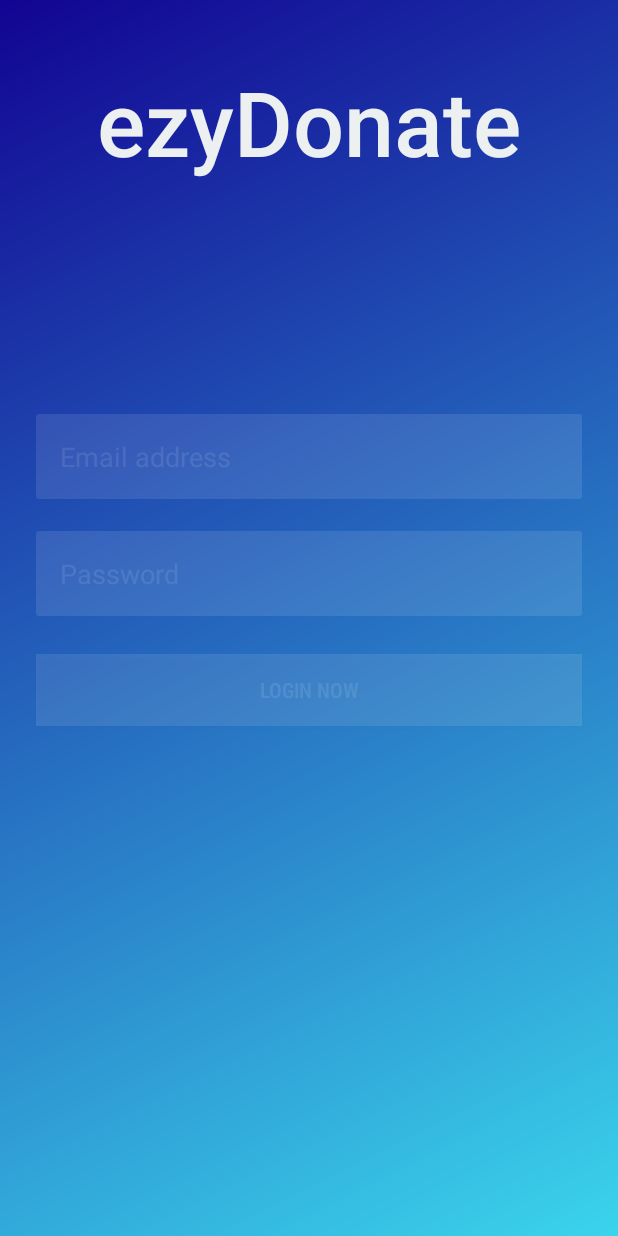
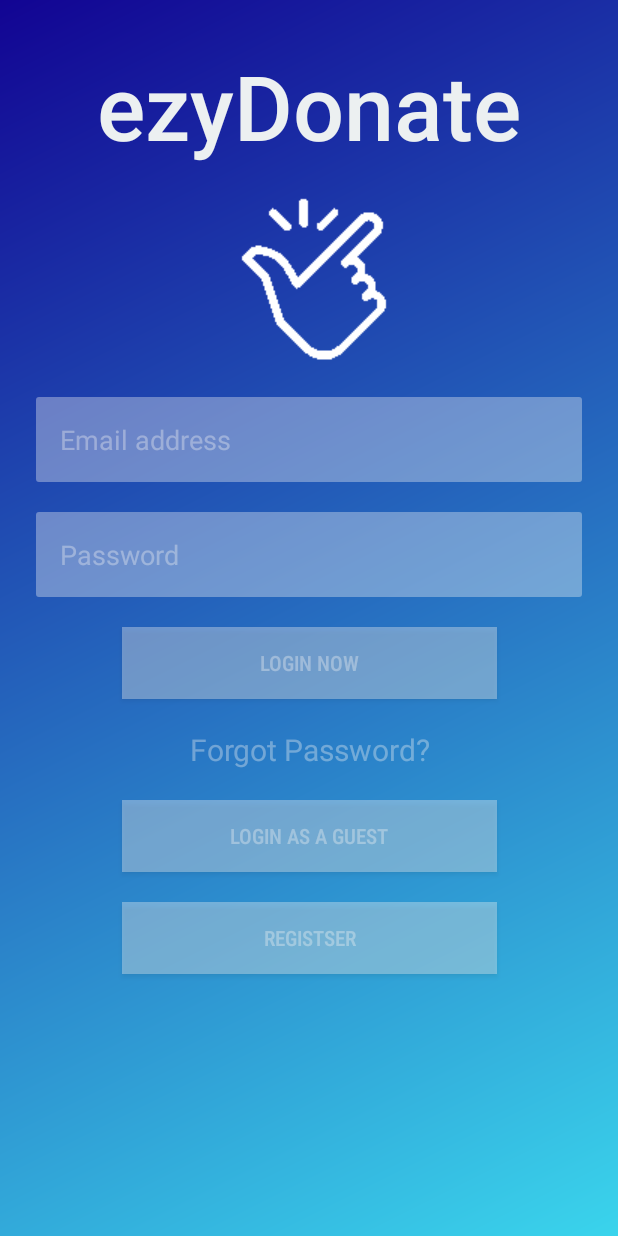
Before and after one commit to mikaelamcnamara/ezyDonate, an Android app: the screen it shows after launch (MainActivity), on a phone screen of 412 x 824 dp. Run offline under Robolectric (Android 15) with nearby library versions, the phone set to English and light mode, and no system bars.

Commit message:
Finished Login Page

```diff
--- a/app/src/main/AndroidManifest.xml
+++ b/app/src/main/AndroidManifest.xml
@@ -5,13 +5,11 @@
     <application
         android:allowBackup="true"
         android:icon="@mipmap/ic_launcher"
-        android:label="@string/app_name"
         android:roundIcon="@mipmap/ic_launcher_round"
         android:supportsRtl="true"
         android:theme="@style/AppTheme">
         <activity
             android:name=".MainActivity"
-            android:label="@string/app_name"
             android:theme="@style/AppTheme.NoActionBar">
             <intent-filter>
                 <action android:name="android.intent.action.MAIN" />
--- a/app/src/main/java/com/example/ezydonate/App.java
+++ b/app/src/main/java/com/example/ezydonate/App.java
@@ -15,6 +15,7 @@ public class App {
             this.users.add(new User("Josh", "Hoopy"));
 
         }
+        //R means res and layout refers to package under res
 
         public void addUser(String new_username, String new_password) {
 
--- a/app/src/main/java/com/example/ezydonate/MainActivity.java
+++ b/app/src/main/java/com/example/ezydonate/MainActivity.java
@@ -1,6 +1,9 @@
 package com.example.ezydonate;
 
+import android.graphics.Color;
 import android.os.Bundle;
+import android.support.annotation.ColorInt;
+import android.support.annotation.XmlRes;
 import android.support.design.widget.FloatingActionButton;
 import android.support.design.widget.Snackbar;
 import android.support.v7.app.AppCompatActivity;
@@ -8,6 +11,7 @@ import android.support.v7.widget.Toolbar;
 import android.view.View;
 import android.view.Menu;
 import android.view.MenuItem;
+import android.widget.Button;
 
 public class MainActivity extends AppCompatActivity {
 
@@ -18,6 +22,13 @@ public class MainActivity extends AppCompatActivity {
         // Toolbar toolbar = findViewById(R.id.toolbar);
         //   setSupportActionBar(toolbar);
 
+
+    }
+
+    public void Login (View view) {
+        final Button login = findViewById(R.id.loginbtn);
+        login.setBackgroundColor(Color.parseColor("#00A9DE"));
+        setContentView(R.layout.content_main);
 
     }
 
--- /dev/null
+++ b/app/src/main/res/drawable/btn_color.xml
@@ -0,0 +1,6 @@
+<?xml version="1.0" encoding="utf-8"?>
+<selector xmlns:android="http://schemas.android.com/apk/res/android">
+        <item android:state_pressed="true"
+            android:drawable="@color/activeBtn" />
+        <item  android:drawable="@color/login_light"/>
+</selector>
--- a/app/src/main/res/drawable/login_rec.xml
+++ b/app/src/main/res/drawable/login_rec.xml
@@ -2,5 +2,4 @@
 <shape xmlns:android="http://schemas.android.com/apk/res/android">
     <solid android:color="@color/login_light"/>
     <corners android:radius="2dp"/>
-
 </shape>
--- a/app/src/main/res/layout/activity_main.xml
+++ b/app/src/main/res/layout/activity_main.xml
@@ -2,6 +2,7 @@
 <android.support.design.widget.CoordinatorLayout xmlns:android="http://schemas.android.com/apk/res/android"
     xmlns:app="http://schemas.android.com/apk/res-auto"
     xmlns:tools="http://schemas.android.com/tools"
+    android:id="@+id/coordinatorLayout"
     android:layout_width="match_parent"
     android:layout_height="match_parent"
     android:background="@drawable/bg_color"
@@ -22,7 +23,10 @@
 
       </android.support.design.widget.AppBarLayout>
   <!-->
-    <include layout="@layout/content_main" />
+    <include
+        android:id="@+id/include"
+        layout="@layout/content_main" />
+
 
     <android.support.constraint.ConstraintLayout
         android:layout_width="match_parent"
@@ -42,53 +46,146 @@
             android:orientation="vertical"
             app:layout_constraintGuide_end="24dp" />
 
+        <TextView
+            android:id="@+id/ezyDone"
+            android:layout_width="wrap_content"
+            android:layout_height="wrap_content"
+            android:layout_marginTop="30dp"
+            android:fontFamily="sans-serif-medium"
+            android:text="ezyDonate"
+            android:textColor="#ecf0f1"
+            android:textSize="60dp"
+            app:layout_constraintEnd_toEndOf="parent"
+            app:layout_constraintStart_toStartOf="parent"
+            app:layout_constraintTop_toTopOf="parent" />
+
         <EditText
+            android:id="@+id/editText3"
             android:layout_width="0dp"
             android:layout_height="wrap_content"
-            android:layout_marginTop="230dp"
-            android:layout_marginBottom="445dp"
+            android:layout_marginTop="20dp"
             android:background="@drawable/login_rec"
             android:hint="@string/email_address"
             android:inputType="textEmailAddress"
             android:padding="16dp"
             android:textColorHint="@color/login_light"
-            app:layout_constraintBottom_toBottomOf="parent"
             app:layout_constraintEnd_toStartOf="@id/guideline_right"
-            app:layout_constraintHorizontal_bias="0.143"
+            app:layout_constraintHorizontal_bias="0.0"
             app:layout_constraintStart_toStartOf="@id/guideline_left"
-            app:layout_constraintTop_toTopOf="parent" />
+            app:layout_constraintTop_toBottomOf="@+id/imageView" />
 
 
         <EditText
             android:id="@+id/editText"
             android:layout_width="0dp"
             android:layout_height="wrap_content"
-            android:layout_marginTop="240dp"
-            android:layout_marginBottom="300dp"
+            android:layout_marginTop="20dp"
             android:background="@drawable/login_rec"
             android:hint="@string/password"
             android:inputType="textPassword"
             android:padding="16dp"
             android:textColorHint="@color/login_light"
-            app:layout_constraintBottom_toBottomOf="parent"
             app:layout_constraintEnd_toStartOf="@id/guideline_right"
-            app:layout_constraintHorizontal_bias="0.143"
+            app:layout_constraintHorizontal_bias="0.0"
             app:layout_constraintStart_toStartOf="@id/guideline_left"
-            app:layout_constraintTop_toTopOf="parent" />
+            app:layout_constraintTop_toBottomOf="@+id/editText3" />
+
 
         <Button
-            android:id="@+id/button"
-            android:layout_width="0dp"
+
+            android:id="@+id/loginbtn"
+            android:layout_width="250dp"
             android:layout_height="wrap_content"
-            android:layout_marginTop="25dp"
-            android:background="@color/login_light"
+            android:layout_marginStart="8dp"
+            android:layout_marginLeft="8dp"
+            android:layout_marginTop="20dp"
+            android:layout_marginEnd="8dp"
+            android:layout_marginRight="8dp"
+            android:background="@drawable/btn_color"
             android:fontFamily="sans-serif-condensed-medium"
+            android:onClick="Login"
             android:text="Login Now"
             android:textColor="@color/login_light"
             app:layout_constraintEnd_toStartOf="@+id/guideline_right"
+            app:layout_constraintHorizontal_bias="0.505"
             app:layout_constraintStart_toStartOf="@+id/guideline_left"
             app:layout_constraintTop_toBottomOf="@+id/editText" />
 
+
+        <Button
+
+            android:id="@+id/loginGuest"
+            android:layout_width="250dp"
+            android:layout_height="wrap_content"
+            android:layout_marginStart="8dp"
+            android:layout_marginLeft="8dp"
+            android:layout_marginTop="20dp"
+            android:layout_marginEnd="8dp"
+            android:layout_marginRight="8dp"
+            android:background="@drawable/btn_color"
+            android:fontFamily="sans-serif-condensed-medium"
+            android:onClick="Login"
+            android:text="LOGIN AS A GUEST"
+            android:textColor="@color/login_light"
+            app:layout_constraintEnd_toStartOf="@+id/guideline_right"
+            app:layout_constraintHorizontal_bias="0.505"
+            app:layout_constraintStart_toStartOf="@+id/guideline_left"
+            app:layout_constraintTop_toBottomOf="@+id/textView" />
+
+        <Button
+
+            android:id="@+id/register"
+            android:layout_width="250dp"
+            android:layout_height="wrap_content"
+            android:layout_marginStart="8dp"
+            android:layout_marginLeft="8dp"
+            android:layout_marginTop="20dp"
+            android:layout_marginEnd="8dp"
+            android:layout_marginRight="8dp"
+            android:background="@drawable/btn_color"
+            android:fontFamily="sans-serif-condensed-medium"
+            android:onClick="Login"
+            android:text="REGISTSER"
+            android:textColor="@color/login_light"
+            app:layout_constraintEnd_toStartOf="@+id/guideline_right"
+            app:layout_constraintHorizontal_bias="0.505"
+            app:layout_constraintStart_toStartOf="@+id/guideline_left"
+            app:layout_constraintTop_toBottomOf="@+id/loginGuest" />
+
+        <TextView
+            android:id="@+id/textView"
+            android:layout_width="wrap_content"
+            android:layout_height="wrap_content"
+            android:layout_marginStart="8dp"
+            android:layout_marginLeft="8dp"
+            android:layout_marginTop="20dp"
+            android:layout_marginEnd="8dp"
+            android:layout_marginRight="8dp"
+            android:layout_marginBottom="20dp"
+            android:gravity="center"
+            android:text="Forgot Password?"
+            android:textColor="@color/login_light"
+            android:textSize="20dp"
+            app:layout_constraintBottom_toTopOf="@+id/loginGuest"
+            app:layout_constraintEnd_toStartOf="@+id/guideline_right"
+            app:layout_constraintStart_toStartOf="@+id/guideline_left"
+            app:layout_constraintTop_toBottomOf="@+id/loginbtn"
+            app:layout_constraintVertical_bias="0.142" />
+
+        <ImageView
+            android:id="@+id/imageView"
+            android:layout_width="wrap_content"
+            android:layout_height="wrap_content"
+            android:layout_marginStart="8dp"
+            android:layout_marginLeft="8dp"
+            android:layout_marginTop="20dp"
+            android:layout_marginEnd="8dp"
+            android:layout_marginRight="8dp"
+            app:layout_constraintEnd_toStartOf="@+id/guideline_right"
+            app:layout_constraintHorizontal_bias="0.536"
+            app:layout_constraintStart_toStartOf="@+id/guideline_left"
+            app:layout_constraintTop_toBottomOf="@+id/ezyDone"
+            app:srcCompat="@drawable/ezy" />
 
     </android.support.constraint.ConstraintLayout>
 
--- a/app/src/main/res/layout/content_main.xml
+++ b/app/src/main/res/layout/content_main.xml
@@ -8,18 +8,6 @@
     tools:context=".MainActivity"
     tools:showIn="@layout/activity_main">
 
-    <TextView
-        android:id="@+id/ezyDone"
-        android:layout_width="wrap_content"
-        android:layout_height="wrap_content"
-        android:fontFamily="sans-serif-medium"
-        android:text="ezyDonate"
-        android:textColor="#ecf0f1"
-        android:textSize="60dp"
-        app:layout_constraintBottom_toBottomOf="parent"
-        app:layout_constraintLeft_toLeftOf="parent"
-        app:layout_constraintRight_toRightOf="parent"
-        app:layout_constraintTop_toTopOf="parent"
-        app:layout_constraintVertical_bias="0.055" />
+
 
 </android.support.constraint.ConstraintLayout>
--- a/app/src/main/res/values/colors.xml
+++ b/app/src/main/res/values/colors.xml
@@ -2,7 +2,8 @@
 <resources>
     <color name="colorPrimary">#3AD4EC</color>
     <color name="colorPrimaryDark">#120493</color>
-    <color name="login_light">#1affffff</color>
+    <color name="login_light">#5CF3F3F3</color>
+    <color name="activeBtn">#00A9DE</color>
     <color name="colorAccent">#D81B60</color>
     <color name="action_settings" >#ecf0f1</color>
 
--- a/app/src/main/res/values/strings.xml
+++ b/app/src/main/res/values/strings.xml
@@ -1,5 +1,5 @@
 <resources>
-    <string name="app_name">ezyDonate</string>
+
     <string name="action_settings">User Login</string>
     <string name="email_address">Email address</string>
     <string name="password" >Password</string>
```
Also changed, not shown: app/src/main/res/drawable/ezy.png (added). Lines whose indentation alone changed are shown as unchanged.
